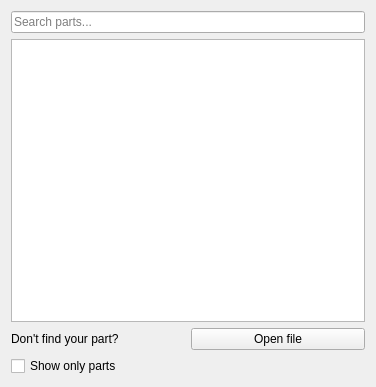
The window that src/Mod/Assembly/Gui/Resources/panels/TaskAssemblyInsertLink.ui (southseact-3d/fcd) describes before a commit, drawn with Qt 5.
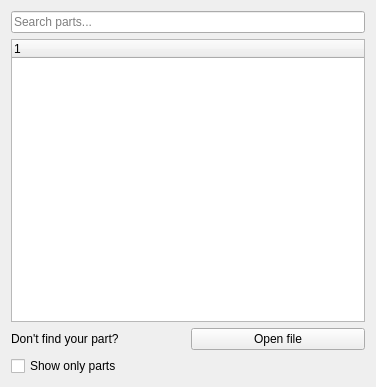
The same window after the commit. Custom widgets are drawn as their Qt base class.

Commit message: Assembly: Insert Part tool : Change from list to tree. Fixes #12890

The edit to the form file:
```diff
--- a/src/Mod/Assembly/Gui/Resources/panels/TaskAssemblyInsertLink.ui
+++ b/src/Mod/Assembly/Gui/Resources/panels/TaskAssemblyInsertLink.ui
@@ -22,7 +22,7 @@
     </widget>
    </item>
    <item row="1" column="0">
-    <widget class="QListWidget" name="partList"/>
+    <widget class="QTreeWidget" name="partList"/>
    </item>
    <item row="2" column="0">
     <layout class="QHBoxLayout" name="hLayout">
```
The commit also changes 1 other file.
